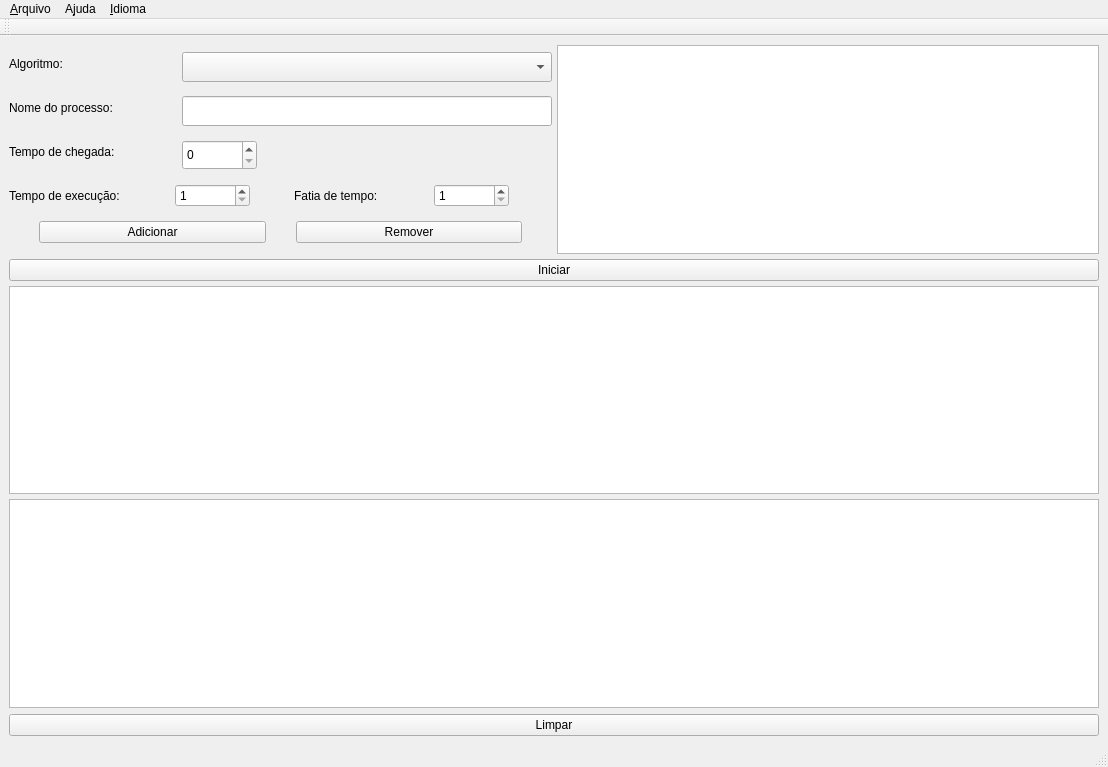
First picture: the form in qt_process_scheduling/mainwindow.ui, repository brunabaldissera/QT-Process-Scheduler, before the edit.
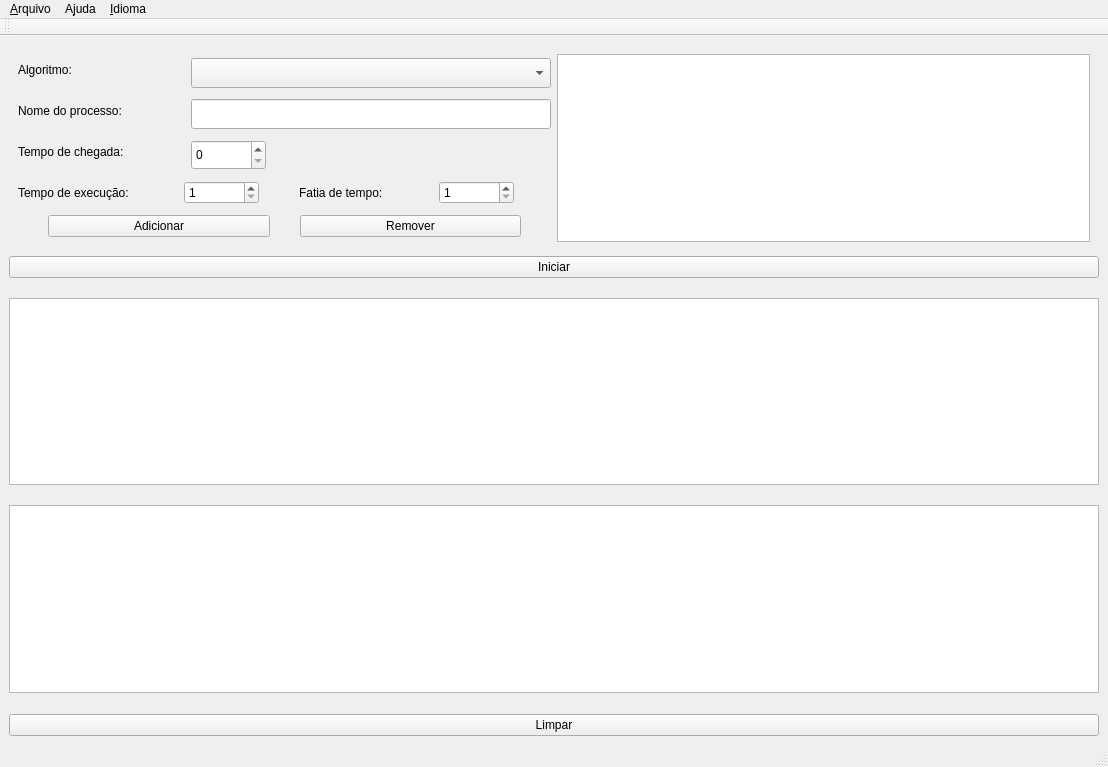
Second picture: the form after the edit. Icons and pictures are not drawn.

Commit message: ajustando tamanho das tabelas

What changed in the file:
```diff
--- a/qt_process_scheduling/mainwindow.ui
+++ b/qt_process_scheduling/mainwindow.ui
@@ -27,7 +27,17 @@
        <number>5</number>
       </property>
       <item>
+       <widget class="QWidget" name="horizontalLayout_6" native="true">
+        <property name="maximumSize">
+         <size>
+          <width>16777215</width>
+          <height>250</height>
+         </size>
+        </property>
        <layout class="QHBoxLayout" name="horizontalLayout">
+         <property name="sizeConstraint">
+          <enum>QLayout::SetDefaultConstraint</enum>
+         </property>
         <item>
          <layout class="QFormLayout" name="formLayout">
           <property name="sizeConstraint">
@@ -458,7 +468,7 @@
         <item>
          <widget class="QTableWidget" name="processesTable">
           <property name="sizePolicy">
-           <sizepolicy hsizetype="Expanding" vsizetype="Preferred">
+            <sizepolicy hsizetype="Expanding" vsizetype="Expanding">
             <horstretch>0</horstretch>
             <verstretch>0</verstretch>
            </sizepolicy>
@@ -472,12 +482,13 @@
           <property name="maximumSize">
            <size>
             <width>16777215</width>
-            <height>550</height>
+             <height>16777215</height>
            </size>
           </property>
          </widget>
         </item>
        </layout>
+       </widget>
       </item>
       <item>
        <layout class="QHBoxLayout" name="horizontalLayout_3">
@@ -490,6 +501,22 @@
         </item>
        </layout>
       </item>
+      <item>
+       <spacer name="verticalSpacer">
+        <property name="orientation">
+         <enum>Qt::Vertical</enum>
+        </property>
+        <property name="sizeType">
+         <enum>QSizePolicy::Fixed</enum>
+        </property>
+        <property name="sizeHint" stdset="0">
+         <size>
+          <width>20</width>
+          <height>15</height>
+         </size>
+        </property>
+       </spacer>
+      </item>
       <item>
        <widget class="QTableWidget" name="resultsTable">
         <property name="sizePolicy">
@@ -518,6 +545,22 @@
         </attribute>
        </widget>
       </item>
+      <item>
+       <spacer name="verticalSpacer_2">
+        <property name="orientation">
+         <enum>Qt::Vertical</enum>
+        </property>
+        <property name="sizeType">
+         <enum>QSizePolicy::Fixed</enum>
+        </property>
+        <property name="sizeHint" stdset="0">
+         <size>
+          <width>20</width>
+          <height>15</height>
+         </size>
+        </property>
+       </spacer>
+      </item>
       <item>
        <widget class="QTableWidget" name="diagramTable">
         <property name="sizePolicy">
@@ -556,6 +599,22 @@
         </row>
        </widget>
       </item>
+      <item>
+       <spacer name="verticalSpacer_3">
+        <property name="orientation">
+         <enum>Qt::Vertical</enum>
+        </property>
+        <property name="sizeType">
+         <enum>QSizePolicy::Fixed</enum>
+        </property>
+        <property name="sizeHint" stdset="0">
+         <size>
+          <width>20</width>
+          <height>15</height>
+         </size>
+        </property>
+       </spacer>
+      </item>
      </layout>
     </item>
     <item>
```
Lines whose indentation alone changed are shown as unchanged.
